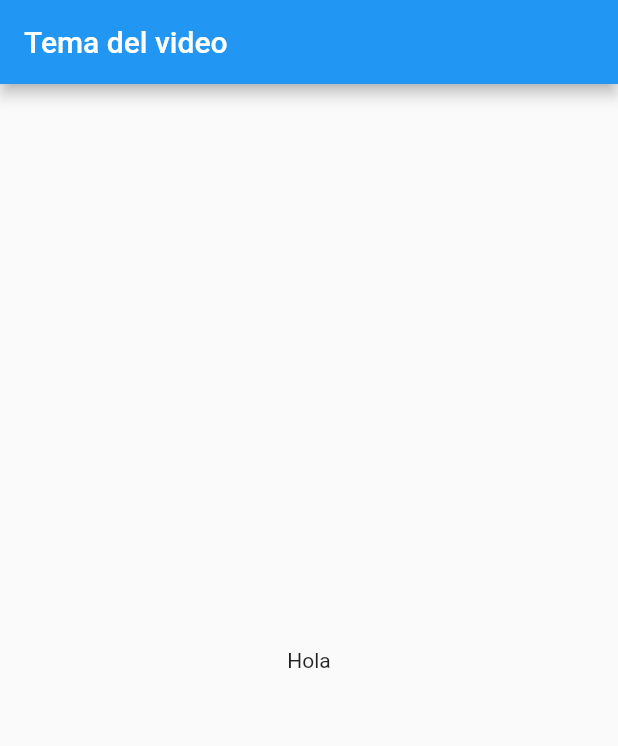
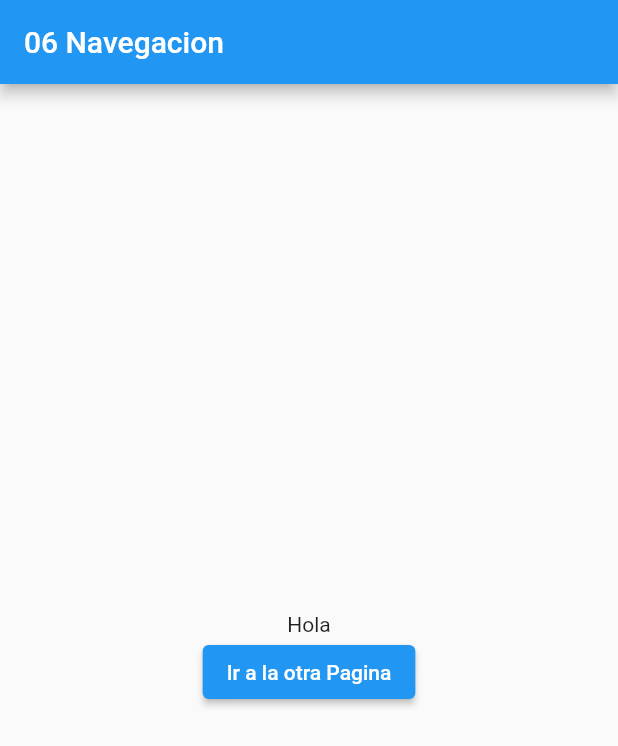
Before and after one commit to ivanchenoweth/flutter-poc1, a Flutter app: the screen it shows after launch, on a phone screen of 412 x 824 dp. Shown: the top 746 px of the screen. Run offline on Flutter 3.47's test engine with Material 2 defaults, Android fonts, the light colour scheme and no system bars.

Commit message:
06 - adding navigation example

```diff
--- a/lib/main.dart
+++ b/lib/main.dart
@@ -1,6 +1,7 @@
 // ignore_for_file: prefer_const_constructors
 
 import 'package:flutter/material.dart';
+import 'package:primera_app_curso/pages/pagina02.dart';
 
 void main() => runApp(const MiApp());
 
@@ -27,10 +28,22 @@ class _InicioState extends State<Inicio> {
   Widget build(BuildContext context) {
     return Scaffold(
       appBar: AppBar(
-        title: const Text("Tema del video"),
+        title: const Text("06 Navegacion"),
       ),
       body: Center(
-        child: const Text("Hola"),
+        child: Column(
+          mainAxisAlignment: MainAxisAlignment.center,
+          children: [
+            const Text("Hola"),
+            ElevatedButton(
+              child: Text("Ir a la otra Pagina"),
+              onPressed: () {
+                Navigator.push(context,
+                    MaterialPageRoute(builder: (context) => Pagina02()));
+              },
+            )
+          ],
+        ),
       ),
     );
   }
```
Also changed, not shown: lib/pages/pagina02.dart (added, +54 -0 lines).
